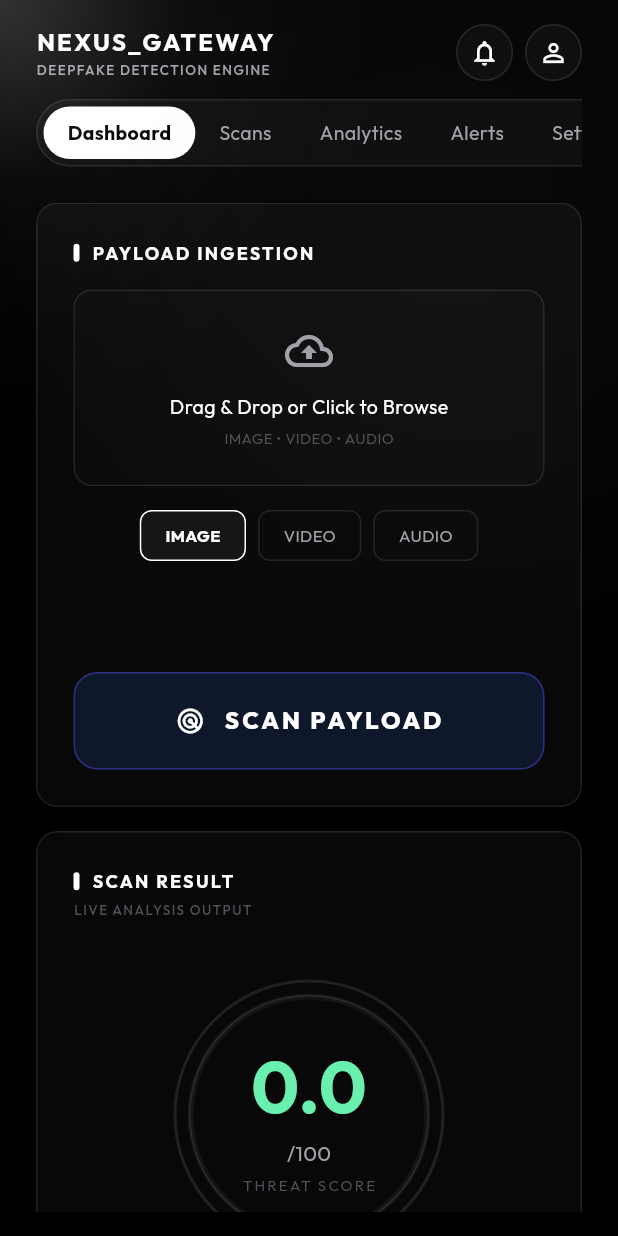
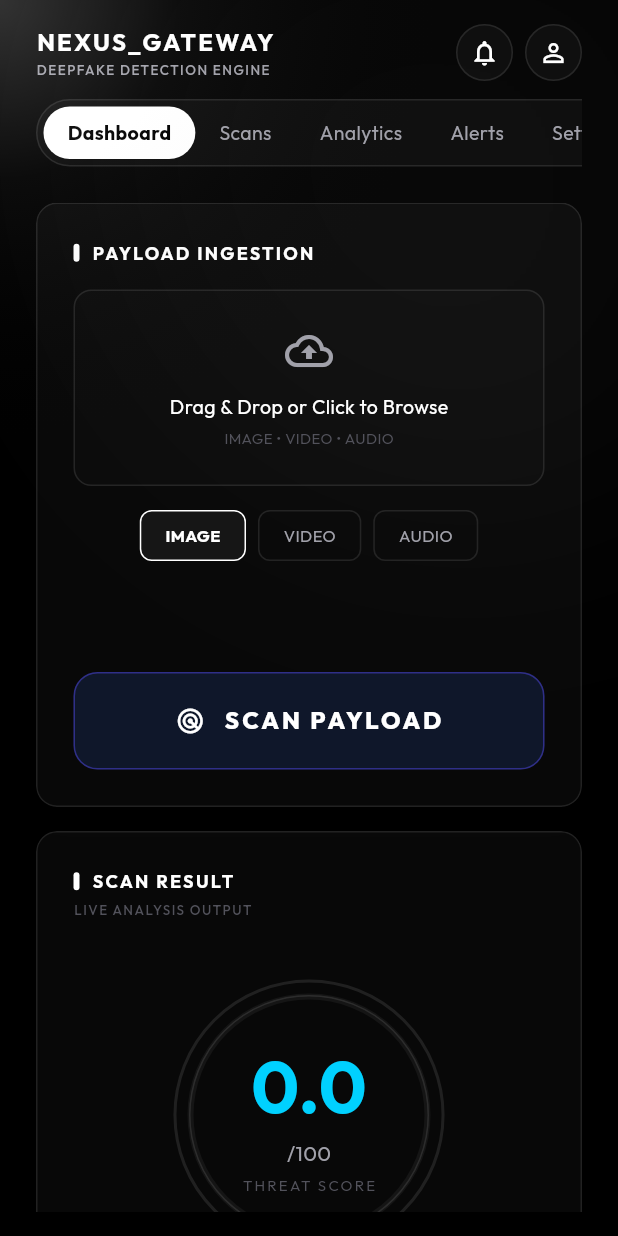
Before and after one commit to kushagra7-hack/deepfake-auth-hack2skill, a Flutter app: the screen it shows once a user with an empty profile is signed in, on a phone screen of 412 x 824 dp. Run offline on Flutter 3.47's test engine with Material 3 defaults, Android fonts, the phone set to English and light mode, and no system bars; our stand-ins replace file_picker, firebase_auth, firebase_core, flutter_spinkit, google_fonts, google_sign_in and 2 more; accounts and stored records are empty; network calls fail.

Commit message:
Fix: score-based verdict logic, clamp to 100, dynamic colors, pulse on critical

```diff
--- a/flutter-client/lib/screens/dashboard_screen.dart
+++ b/flutter-client/lib/screens/dashboard_screen.dart
@@ -691,7 +691,21 @@ class _DashboardScreenState extends State<DashboardScreen>
   Color _getThreatColor(double score) {
     if (score > 75) return Colors.redAccent;
     if (score >= 40) return Colors.orangeAccent;
-    return Colors.greenAccent;
+    return const Color(0xFF00D1FF); // Cyber Blue for safe
+  }
+
+  /// Returns the primary verdict label based on score (overrides raw backend string)
+  String _getScoreLabel(double score) {
+    if (score > 75) return 'DEEPFAKE';
+    if (score >= 40) return 'SUSPICIOUS';
+    return 'AUTHENTIC';
+  }
+
+  /// Returns the severity badge text based on score
+  String _getScoreSeverity(double score) {
+    if (score > 75) return 'CRITICAL';
+    if (score >= 40) return 'REVIEW';
+    return 'MEDIA IS SAFE';
   }
 
   List<double> _deriveModelScores(double avgScore) {
@@ -703,9 +717,15 @@ class _DashboardScreenState extends State<DashboardScreen>
   }
 
   Widget _buildScanResultMain({bool isExpanded = true}) {
-    final score = (_currentResult?.threatScore ?? 0.0) * 100;
+    // Chain B: clamp to 0-100 to prevent score bugs like 2453.0
+    final rawScore = (_currentResult?.threatScore ?? 0.0) * 100;
+    final score = rawScore.clamp(0.0, 100.0);
     final threatColor = _getThreatColor(score);
-    final verdict = _isScanning ? 'AWAITING NEURAL CONSENSUS' : (_currentResult?.geminiVerdict ?? 'AWAITING SCAN');
+    final isCritical = score > 75;
+    // Score-based verdict overrides raw backend string
+    final verdict = _isScanning
+        ? 'AWAITING NEURAL CONSENSUS'
+        : (_currentResult != null ? _getScoreLabel(score) : 'AWAITING SCAN');
 
     final content = Column(
       mainAxisAlignment: MainAxisAlignment.center,
@@ -790,14 +810,18 @@ class _DashboardScreenState extends State<DashboardScreen>
             ],
           ),
           const SizedBox(height: 16),
-          // Verdict text — OUTSIDE the Stack so it never overlaps the gauge
+          // Verdict text — OUTSIDE the Stack, score-based label
           AnimatedBuilder(
             animation: _pulseAnimation,
             builder: (context, child) {
+              // Pulse opacity only fires when score is CRITICAL
+              final opacity = isCritical
+                  ? _pulseAnimation.value.clamp(0.6, 1.0)
+                  : (_isScanning ? (_pulseAnimation.value > 1.1 ? 1.0 : 0.5) : 1.0);
               return Opacity(
-                opacity: _isScanning ? (_pulseAnimation.value > 1.1 ? 1.0 : 0.5) : 1.0,
+                opacity: opacity,
                 child: Text(
-                  verdict.toUpperCase(),
+                  verdict,
                   style: GoogleFonts.outfit(
                     color: threatColor,
                     fontSize: 16,
@@ -809,6 +833,26 @@ class _DashboardScreenState extends State<DashboardScreen>
                 ),
               );
             },
+          ),
+          const SizedBox(height: 4),
+          // Severity badge (CRITICAL / REVIEW / MEDIA IS SAFE)
+          if (_currentResult != null || _isScanning)
+            Container(
+              padding: const EdgeInsets.symmetric(horizontal: 10, vertical: 3),
+              decoration: BoxDecoration(
+                color: threatColor.withOpacity(0.12),
+                borderRadius: BorderRadius.circular(4),
+                border: Border.all(color: threatColor.withOpacity(0.3)),
+              ),
+              child: Text(
+                _isScanning ? '...' : _getScoreSeverity(score),
+                style: GoogleFonts.outfit(
+                  color: threatColor,
+                  fontSize: 10,
+                  fontWeight: FontWeight.bold,
+                  letterSpacing: 1.5,
+                ),
+              ),
             ),
           const SizedBox(height: 8),
           Text(
@@ -1037,7 +1081,6 @@ class _DashboardScreenState extends State<DashboardScreen>
   }
 
   Widget _buildGeminiVerdict({bool isExpanded = true}) {
-    final isDeepfake = _currentResult?.geminiVerdict == 'DEEPFAKE';
     return GlassCard(
       title: 'GEMINI VERDICT',
       isExpanded: isExpanded,
@@ -1046,15 +1089,21 @@ class _DashboardScreenState extends State<DashboardScreen>
   }
 
   Widget _buildGeminiVerdictContent({bool isExpanded = true}) {
-    final isDeepfake = _currentResult?.geminiVerdict == 'DEEPFAKE';
+    // Use score-based logic — not raw backend string — to decide verdict
+    final rawScore = (_currentResult?.threatScore ?? 0.0) * 100;
+    final score = rawScore.clamp(0.0, 100.0);
+    final verdictLabel = _currentResult != null ? _getScoreLabel(score) : null;
+    final severityLabel = _currentResult != null ? _getScoreSeverity(score) : null;
+    final verdictColor = _getThreatColor(score);
+
     return Column(
       crossAxisAlignment: CrossAxisAlignment.start,
       mainAxisSize: MainAxisSize.min,
       children: [
         Text(
-            _currentResult != null ? (isDeepfake ? 'DEEPFAKE DETECTED' : 'AUTHENTIC CONTENT') : 'AWAITING ANALYSIS',
+          verdictLabel != null ? '$verdictLabel DETECTED' : 'AWAITING ANALYSIS',
           style: GoogleFonts.outfit(
-              color: kWhite,
+            color: verdictLabel != null ? verdictColor : kWhite,
             fontSize: 16,
             fontWeight: FontWeight.bold,
           ),
@@ -1070,17 +1119,23 @@ class _DashboardScreenState extends State<DashboardScreen>
           maxLines: 2,
           overflow: TextOverflow.ellipsis,
         ),
-          if (_currentResult != null) ...[
+        if (severityLabel != null) ...[
           const SizedBox(height: 12),
           Container(
             padding: const EdgeInsets.symmetric(horizontal: 12, vertical: 6),
             decoration: BoxDecoration(
-                color: kWhite.withOpacity(0.1),
+              color: verdictColor.withOpacity(0.12),
               borderRadius: BorderRadius.circular(4),
+              border: Border.all(color: verdictColor.withOpacity(0.3)),
             ),
             child: Text(
-                isDeepfake ? 'CRITICAL' : 'SAFE',
-                style: GoogleFonts.outfit(color: kWhite, fontSize: 10, fontWeight: FontWeight.bold),
+              severityLabel,
+              style: GoogleFonts.outfit(
+                color: verdictColor,
+                fontSize: 10,
+                fontWeight: FontWeight.bold,
+                letterSpacing: 1,
+              ),
             ),
           ),
         ],
```
Lines whose indentation alone changed are shown as unchanged.
